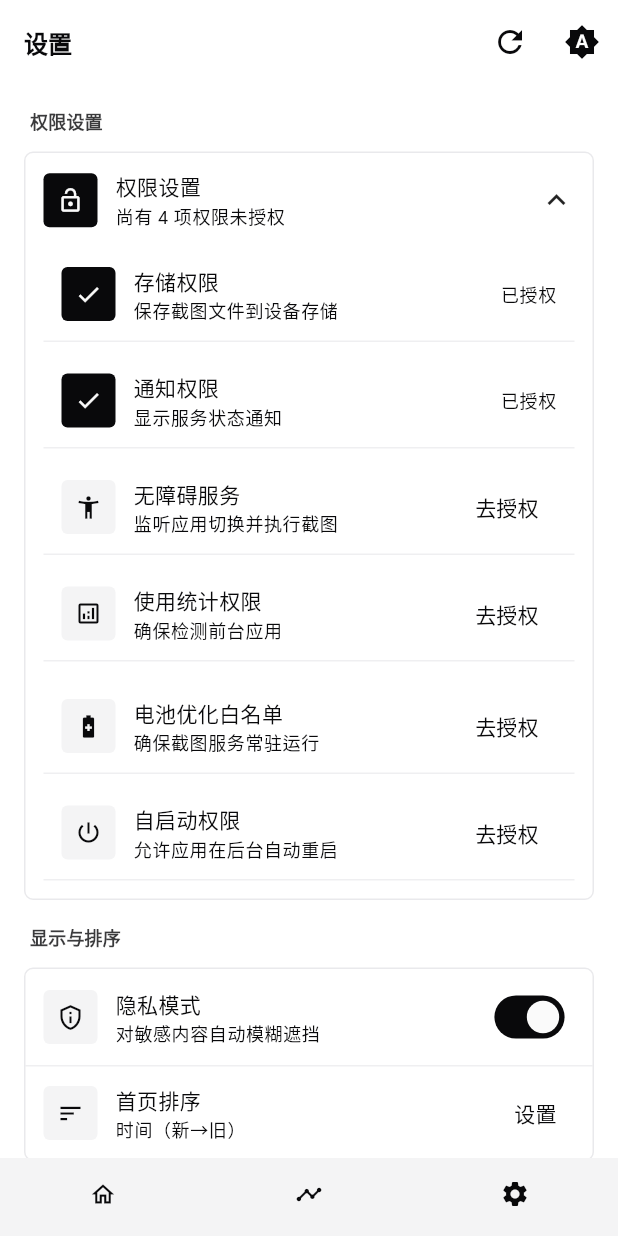
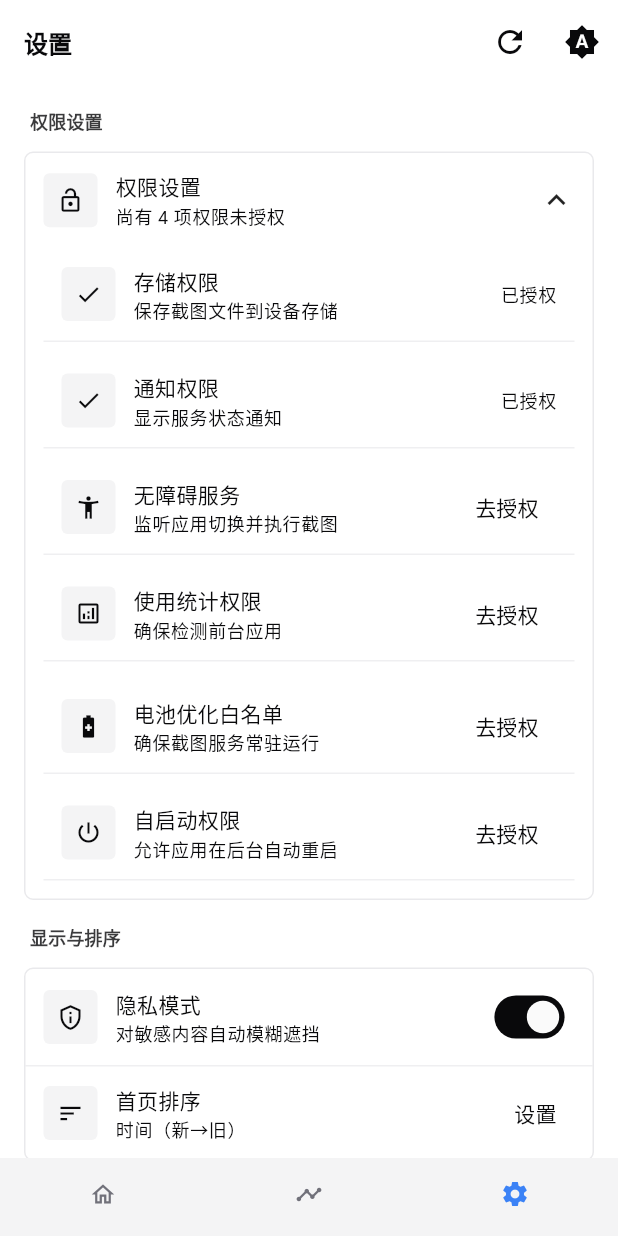
Before and after one commit to 2977094657/ScreenMemo, a Flutter app: the MainNavigationPage screen opened directly with empty values, item 3 of the bottom bar chosen, on a phone screen of 412 x 824 dp. Run offline on Flutter 3.47's test engine with Material 3 defaults, Android fonts, the phone set to English and light mode, and no system bars; our stand-ins replace file_picker, permission_handler, photo_view, shared_preferences, sqflite; missing offline and left inert: installed_apps; accounts and stored records are empty.

Commit message:
style(ui): 优化主题色彩系统，提升导航栏与设置页面视觉体验
- 调整导航栏选中色彩逻辑：浅色主题使用信息蓝，深色主题使用更醒目的强调蓝色
- 统一设置页面所有图标容器样式：改用 secondaryContainer 替代 primaryContainer
- 新增暗色模式专用高亮强调色 darkSelectedAccent (#60A5FA)
- 优化未选中状态颜色：浅色主题使用 mutedForeground，深色主题保持原有透明度逻辑

🤖 Generated with [Claude Code](https://claude.ai/code)

Co-Authored-By: Claude <noreply@anthropic.com>

```diff
--- a/lib/pages/main_navigation_page.dart
+++ b/lib/pages/main_navigation_page.dart
@@ -4,6 +4,7 @@ import '../widgets/ui_components.dart';
 import 'home_page.dart';
 import 'settings_page.dart';
 import 'timeline_page.dart';
+import '../theme/app_theme.dart';
 
 /// 主导航页面 - 包含底部导航栏的主界面
 class MainNavigationPage extends StatefulWidget {
@@ -79,10 +80,12 @@ class _MainNavigationPageState extends State<MainNavigationPage> {
         builder: (context) {
           final theme = Theme.of(context);
           final isDark = theme.brightness == Brightness.dark;
-          final Color selectedColor = theme.colorScheme.primary;
+          // 更直观的选中色：浅色主题用信息蓝，深色主题用更醒目的蓝色强调
+          final Color selectedColor = isDark ? AppTheme.darkSelectedAccent : AppTheme.info;
+          // 未选中色：浅色使用静默前景灰，深色使用 onSurface 70% 不透明度
           final Color unselectedColor = isDark
               ? theme.colorScheme.onSurface.withOpacity(0.7)
-              : theme.colorScheme.onSurfaceVariant;
+              : AppTheme.mutedForeground;
 
           return SizedBox(
             height: 52,
--- a/lib/pages/settings_page.dart
+++ b/lib/pages/settings_page.dart
@@ -157,14 +157,15 @@ class _SettingsPageState extends State<SettingsPage>
                   width: 36,
                   height: 36,
                   decoration: BoxDecoration(
-                    color: Theme.of(context).colorScheme.primaryContainer,
+                    color: Theme.of(context).colorScheme.secondaryContainer,
                     borderRadius: BorderRadius.circular(AppTheme.radiusSm),
                   ),
                   child: Icon(
                     _allPermissionsGranted()
-                        ? Icons.verified_user
-                        : Icons.lock_open,
-                    color: Theme.of(context).colorScheme.onPrimaryContainer,
+                        ? Icons.verified_user_outlined
+                        : Icons.lock_open_outlined,
+                    color:
+                        Theme.of(context).colorScheme.onSecondaryContainer,
                     size: 18,
                   ),
                 ),
@@ -784,16 +785,12 @@ class _SettingsPageState extends State<SettingsPage>
             width: 36,
             height: 36,
             decoration: BoxDecoration(
-              color: isGranted
-                  ? Theme.of(context).colorScheme.primaryContainer
-                  : Theme.of(context).colorScheme.surfaceVariant,
+              color: Theme.of(context).colorScheme.secondaryContainer,
               borderRadius: BorderRadius.circular(AppTheme.radiusSm),
             ),
             child: Icon(
               isGranted ? Icons.check : icon,
-              color: isGranted
-                  ? Theme.of(context).colorScheme.onPrimaryContainer
-                  : Theme.of(context).colorScheme.onSurfaceVariant,
+              color: Theme.of(context).colorScheme.onSecondaryContainer,
               size: 18,
             ),
           ),
@@ -1116,12 +1113,12 @@ class _SettingsPageState extends State<SettingsPage>
             width: 36,
             height: 36,
             decoration: BoxDecoration(
-              color: Theme.of(context).colorScheme.primaryContainer,
+              color: Theme.of(context).colorScheme.secondaryContainer,
               borderRadius: BorderRadius.circular(AppTheme.radiusSm),
             ),
             child: Icon(
-              Icons.timer,
-              color: Theme.of(context).colorScheme.onPrimaryContainer,
+              Icons.timer_outlined,
+              color: Theme.of(context).colorScheme.onSecondaryContainer,
               size: 18,
             ),
           ),
@@ -1176,12 +1173,12 @@ class _SettingsPageState extends State<SettingsPage>
                 width: 36,
                 height: 36,
                 decoration: BoxDecoration(
-                  color: Theme.of(context).colorScheme.primaryContainer,
+                  color: Theme.of(context).colorScheme.secondaryContainer,
                   borderRadius: BorderRadius.circular(AppTheme.radiusSm),
                 ),
                 child: Icon(
                   Icons.image_outlined,
-                  color: Theme.of(context).colorScheme.onPrimaryContainer,
+                  color: Theme.of(context).colorScheme.onSecondaryContainer,
                   size: 18,
                 ),
               ),
@@ -1485,12 +1482,12 @@ class _SettingsPageState extends State<SettingsPage>
               width: 36,
               height: 36,
               decoration: BoxDecoration(
-                color: Theme.of(context).colorScheme.primaryContainer,
+                color: Theme.of(context).colorScheme.secondaryContainer,
                 borderRadius: BorderRadius.circular(AppTheme.radiusSm),
               ),
               child: Icon(
                 Icons.auto_delete_outlined,
-                color: Theme.of(context).colorScheme.onPrimaryContainer,
+                color: Theme.of(context).colorScheme.onSecondaryContainer,
                 size: 18,
               ),
             ),
--- a/lib/theme/app_theme.dart
+++ b/lib/theme/app_theme.dart
@@ -89,6 +89,10 @@ class AppTheme {
   static const Color darkCardForeground = Color(0xFFA9B7C6);
   static const Color darkPopover = Color(0xFF2A2D30);
   static const Color darkPopoverForeground = Color(0xFFA9B7C6);
+
+  // 暗色模式下用于“选中高亮”的强调色（与灰系区分更明显）
+  // 选用 Blue 400：#60A5FA，在深背景上具有良好可读性与克制的纯度
+  static const Color darkSelectedAccent = Color(0xFF60A5FA);
 
   /// 获取主题数据
   static ThemeData get lightTheme {
```
